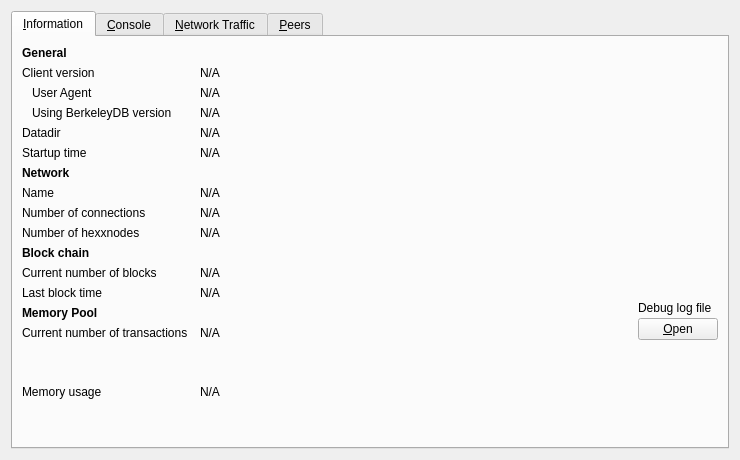
bitcoinzerox/bitcoinzerox, file src/qt/forms/debugwindow.ui: the form before one commit.
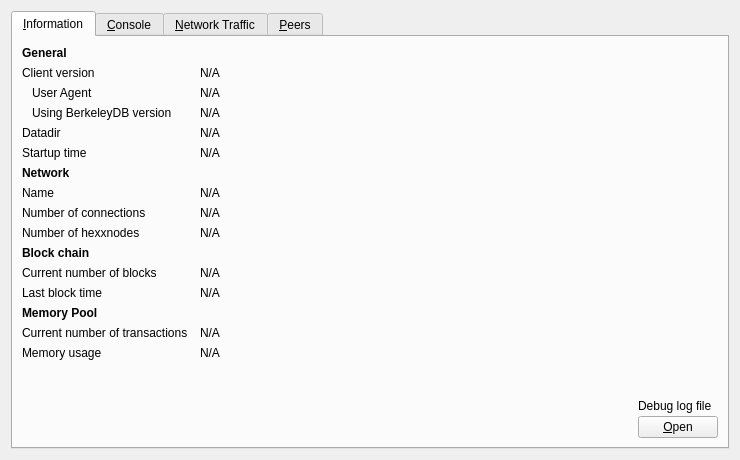
The form after the commit. Icons and pictures are not drawn. Custom widgets are drawn as their Qt base class.

Patch:
```diff
--- a/src/qt/forms/debugwindow.ui
+++ b/src/qt/forms/debugwindow.ui
@@ -355,7 +355,7 @@
          </property>
         </widget>
        </item>
-       <item row="12" column="2" rowspan="3">
+       <item row="15" column="2" rowspan="3">
         <layout class="QVBoxLayout" name="verticalLayoutDebugButton">
          <property name="spacing">
           <number>3</number>
@@ -395,7 +395,7 @@
          </item>
         </layout>
        </item>
-       <item row="15" column="0">
+       <item row="16" column="0">
         <spacer name="verticalSpacer">
          <property name="orientation">
           <enum>Qt::Vertical</enum>
```
